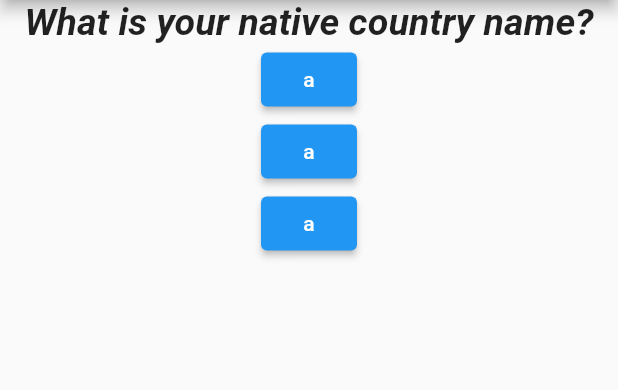
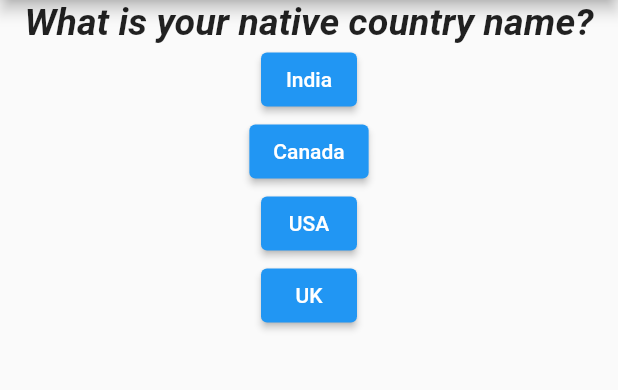
Before and after one commit to darshak-patel/quiz_app, a Flutter app: the screen it shows after launch, on a phone screen of 412 x 824 dp, the part 84-474 px from its top. Run offline on Flutter 3.47's test engine with Material 2 defaults, Android fonts, the phone set to English and light mode, and no system bars.

Commit message:
Used map to create automatic button widget

```diff
--- a/lib/main.dart
+++ b/lib/main.dart
@@ -51,7 +51,7 @@ class _MyAppState extends State<MyApp> {
                       ),
                       widthFactor: double.infinity,
                     ),
-                    ...questions.map((e) => Answer(aText: 'a', function: incrementCounter))
+                    ...(questions[counter]['answers'] as List<String>).map((e) => Answer(aText: e, function: incrementCounter))
                   ],
                 )
               : const Center(
```
